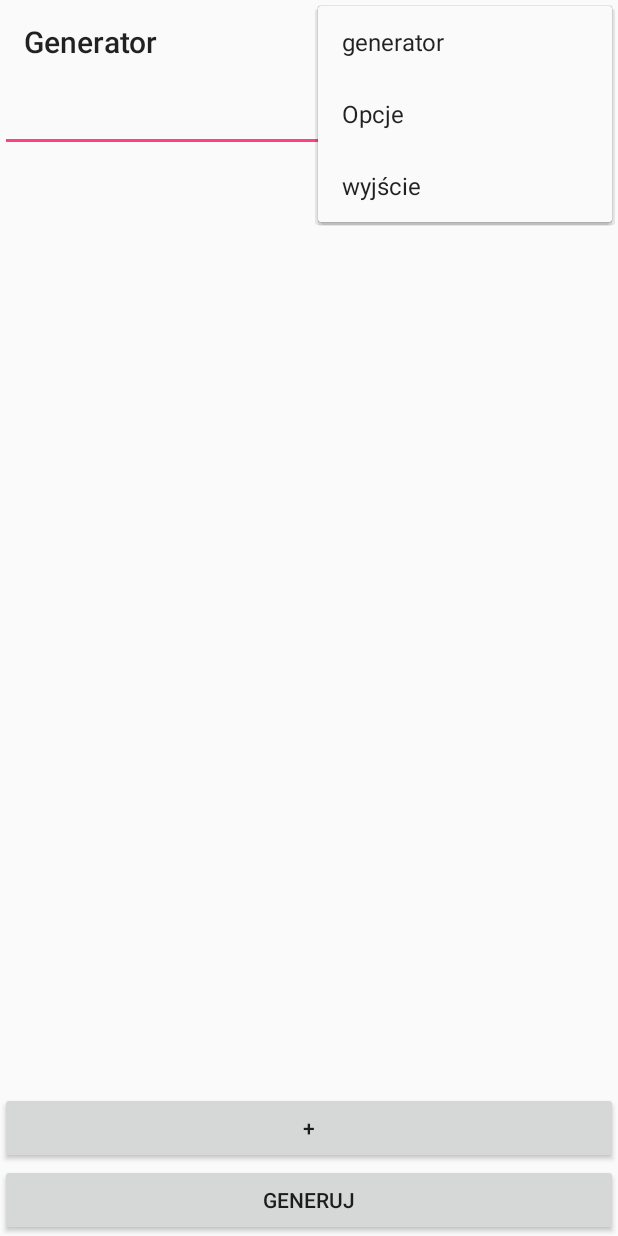
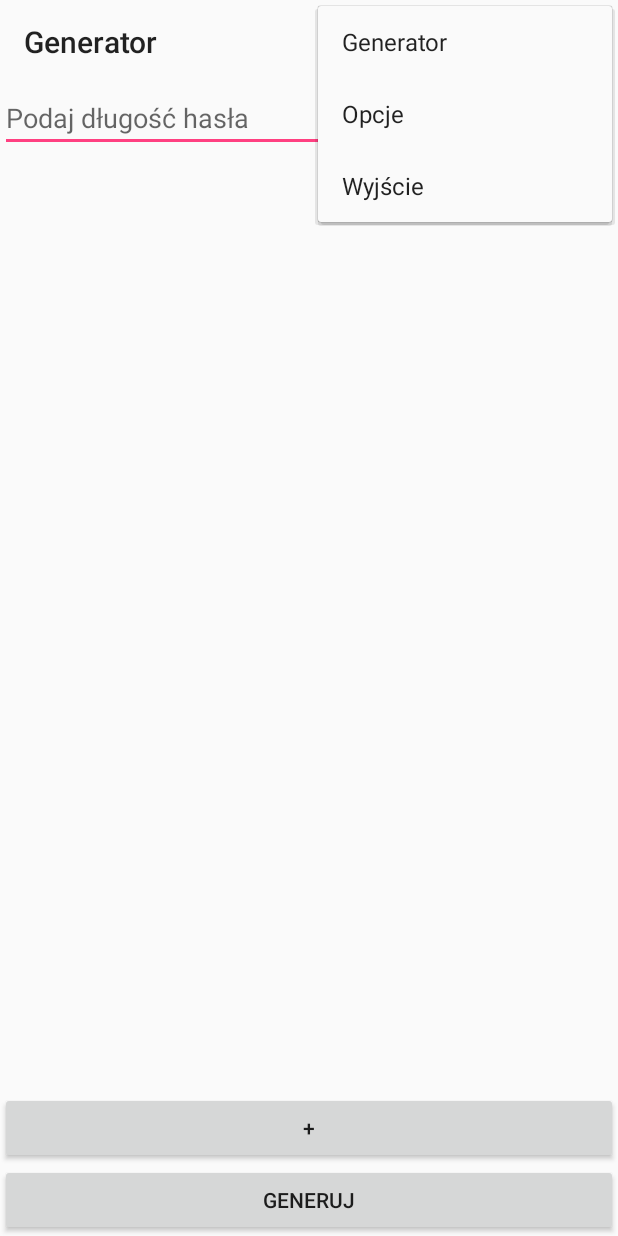
Before and after one commit to filipw2/projektGenerator, an Android app: the screen it shows after launch (MainActivity), with the options menu open, on a phone screen of 412 x 824 dp. Run offline under Robolectric (Android 15) with nearby library versions, the phone set to English and light mode, and no system bars.

```diff
--- a/app/src/main/res/layout/activity_main.xml
+++ b/app/src/main/res/layout/activity_main.xml
@@ -15,7 +15,8 @@
         android:layout_width="match_parent"
         android:layout_height="wrap_content"
         android:ems="10"
-        android:inputType="number"/>
+        android:hint="@string/podaj_d_ugo_has_a"
+        android:inputType="number" />
 
     <LinearLayout
         android:id="@+id/field_container"
--- a/app/src/main/res/menu/menu_generator.xml
+++ b/app/src/main/res/menu/menu_generator.xml
@@ -12,6 +12,7 @@
         app:showAsAction="never" />
     <group android:orderInCategory="101" />
     <item
+        android:id="@+id/exit"
         android:orderInCategory="102"
         android:title="@string/exit" />
 </menu>
--- a/app/src/main/res/values/strings.xml
+++ b/app/src/main/res/values/strings.xml
@@ -2,6 +2,7 @@
     <string name="app_name">Generator</string>
     <string name="action_settings">Opcje</string>
     <string name="title_activity_generator">GeneratorActivity</string>
-    <string name="generator">generator</string>
-    <string name="exit">wyjście</string>
+    <string name="generator">Generator</string>
+    <string name="exit">Wyjście</string>
+    <string name="podaj_d_ugo_has_a">Podaj długość hasła</string>
 </resources>
```
Also changed, not shown: app/src/main/java/com/example/projekt/generator/MainActivity.java (+7 -0 lines).
